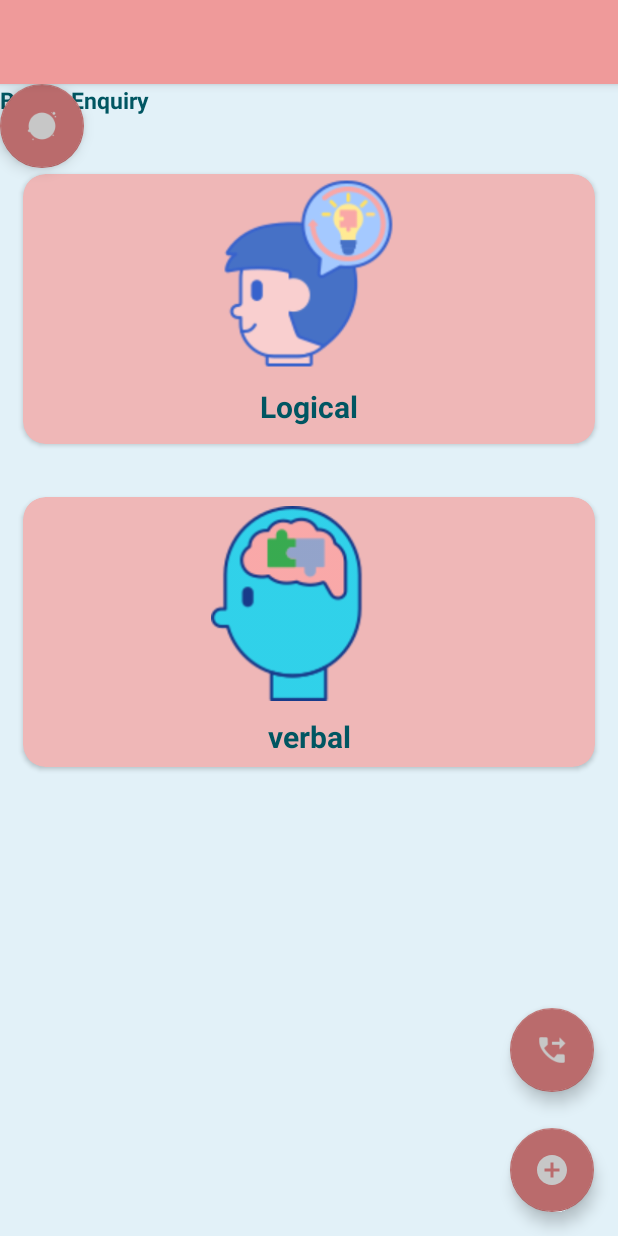
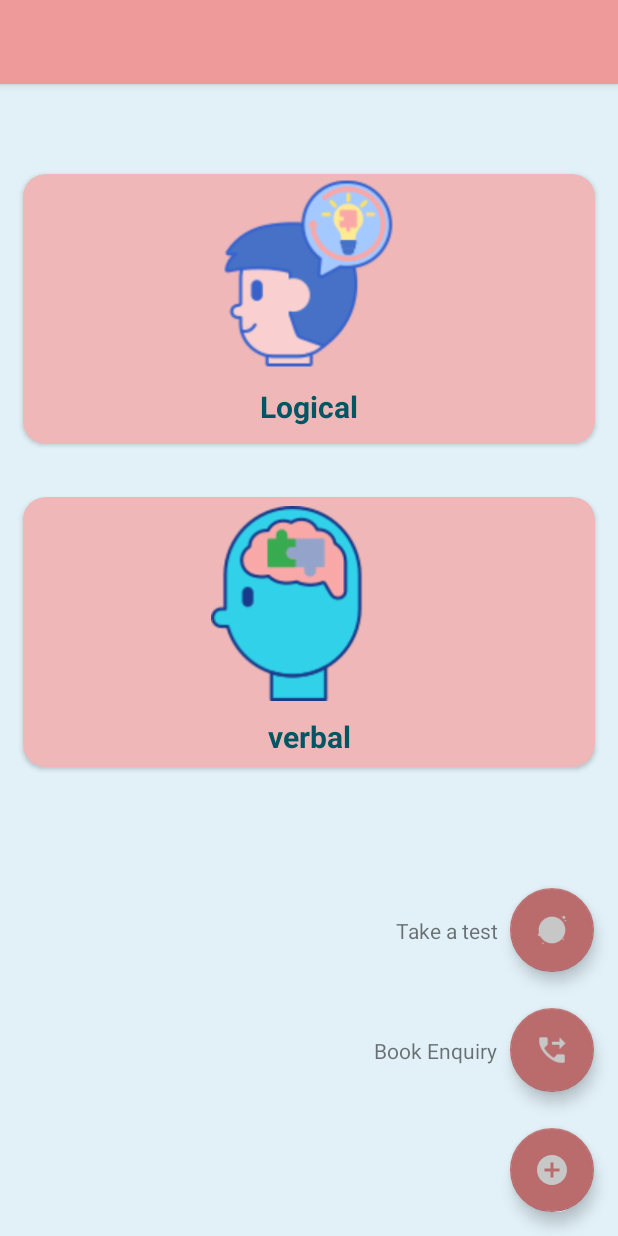
Before and after one commit to klaus19/Exam, an Android app: the ReasoningLogic screen opened directly, with no data from a screen before it, after a tap on an icon or button, on a phone screen of 412 x 824 dp. Run offline under Robolectric (Android 15) with nearby library versions, the phone set to English and light mode, and no system bars.

Commit message:
Removed the issue with Floating action Button

```diff
--- a/app/src/main/java/com/tejas/exam/dominika/ReasoningLogic.java
+++ b/app/src/main/java/com/tejas/exam/dominika/ReasoningLogic.java
@@ -42,12 +42,12 @@ public class ReasoningLogic extends AppCompatActivity {
 
         mAddFab = findViewById(R.id.add_fab);
         // FAB button
-        mAddCallFab = findViewById(R.id.add_call_fab);
+        mAddCallFab = findViewById(R.id.add_alarm_fab);
         mAddTestFab = findViewById(R.id.add_test_fab);
 
         // Also register the action name text, of all the FABs.
-        addAlarmActionText = findViewById(R.id.add_alarm_action_text);
-        addPersonActionText = findViewById(R.id.add_person_action_text);
+        addAlarmActionText = findViewById(R.id.add_call_text);
+        addPersonActionText = findViewById(R.id.add_test_action_text);
 
         // Now set all the FABs and all the action name
         // texts as GONE
--- a/app/src/main/res/layout/activity_logical_reasoning.xml
+++ b/app/src/main/res/layout/activity_logical_reasoning.xml
@@ -1,5 +1,6 @@
 <?xml version="1.0" encoding="utf-8"?>
 <androidx.constraintlayout.widget.ConstraintLayout xmlns:android="http://schemas.android.com/apk/res/android"
+    xmlns:tools="http://schemas.android.com/tools"
     android:layout_width="match_parent"
     xmlns:app="http://schemas.android.com/apk/res-auto"
     android:orientation="vertical"
@@ -116,6 +117,8 @@
                 </LinearLayout>
             </androidx.cardview.widget.CardView>
 
+
+
         </GridLayout>
 
 
@@ -136,7 +139,7 @@
     <!--Make sure that you are constraining this
         button to the parent button-->
     <com.google.android.material.floatingactionbutton.FloatingActionButton
-        android:id="@+id/add_call_fab"
+        android:id="@+id/add_alarm_fab"
         android:layout_width="wrap_content"
         android:layout_height="wrap_content"
         android:layout_marginBottom="24dp"
@@ -150,14 +153,11 @@
     <!--Make sure that you are constraining this Text to
         the add Alarm FAB button-->
     <TextView
-        android:id="@+id/add_alarm_action_text"
+        android:id="@+id/add_call_text"
         android:layout_width="wrap_content"
         android:layout_height="wrap_content"
         android:layout_marginEnd="8dp"
-        android:text="Books Enquiry"
-        android:textColor="#005662"
-        android:textStyle="bold"
-        android:textSize="15sp"
+        android:text="Book Enquiry"
         app:layout_constraintBottom_toBottomOf="@+id/add_alarm_fab"
         app:layout_constraintEnd_toStartOf="@+id/add_alarm_fab"
         app:layout_constraintTop_toTopOf="@+id/add_alarm_fab" />
@@ -180,15 +180,15 @@
     <!--Make sure that you are constraining this Text
         to the add Person FAB button-->
     <TextView
-        android:id="@+id/add_person_action_text"
+        android:id="@+id/add_test_action_text"
         android:layout_width="wrap_content"
         android:layout_height="wrap_content"
         android:layout_marginEnd="8dp"
-        android:text="Take a Test"
-        android:textColor="#005662"
-        android:textSize="15sp"
-        android:textStyle="bold"
+        android:text="Take a test"
         app:layout_constraintBottom_toBottomOf="@+id/add_test_fab"
         app:layout_constraintEnd_toStartOf="@+id/add_test_fab"
         app:layout_constraintTop_toTopOf="@+id/add_test_fab" />
+
+
+
 </androidx.constraintlayout.widget.ConstraintLayout>
```
